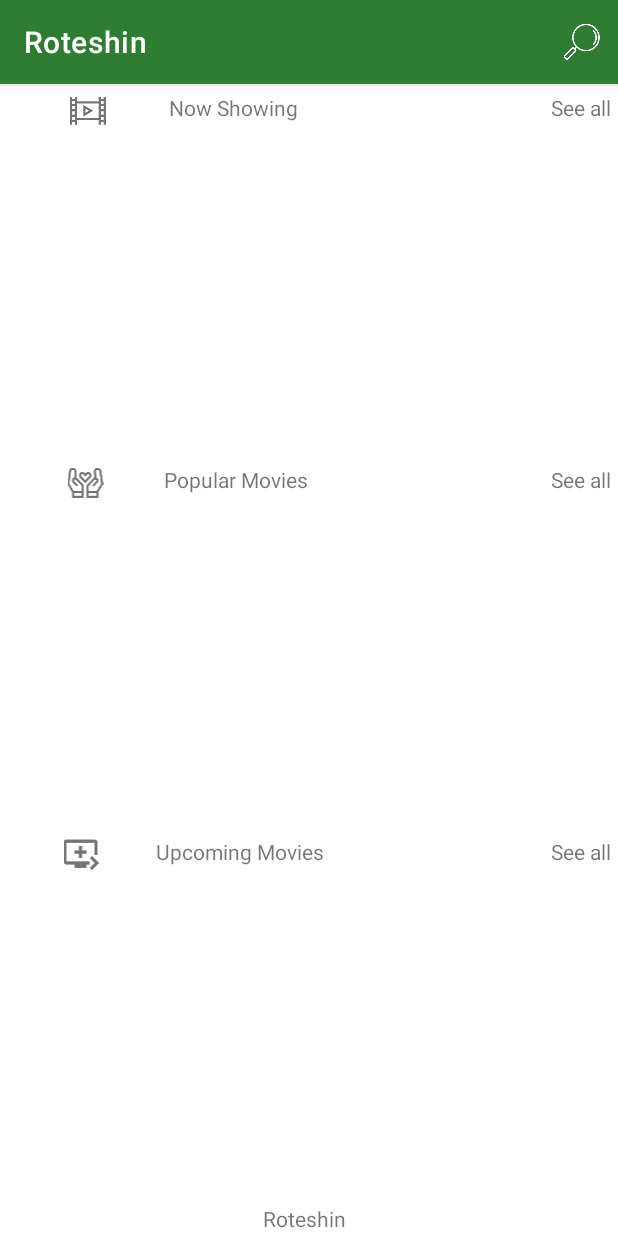
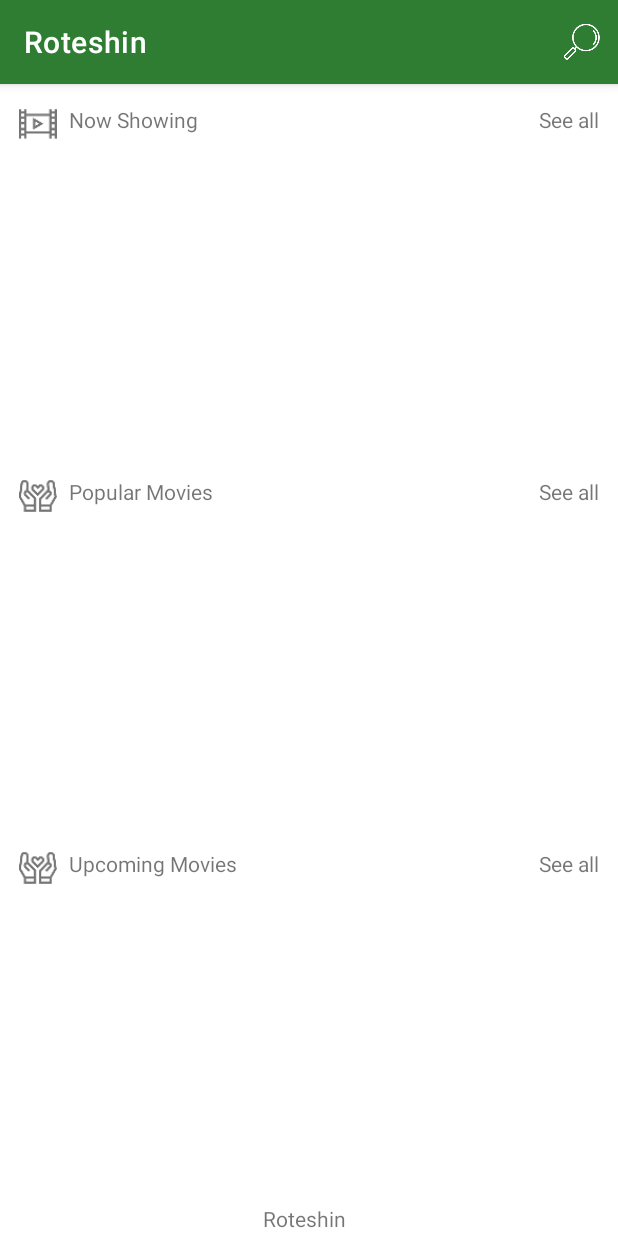
Before and after one commit to thawdezin/Roteshin, an Android app: the screen it shows after launch (MainActivity), on a phone screen of 412 x 824 dp. Run offline under Robolectric (Android 15) with nearby library versions, the phone set to English and light mode, and no system bars.

Commit message:
remove nested LinearLayout and replace with constraint layout

```diff
--- a/app/src/main/res/layout/now_showing.xml
+++ b/app/src/main/res/layout/now_showing.xml
@@ -2,6 +2,7 @@
 <androidx.cardview.widget.CardView
     xmlns:android="http://schemas.android.com/apk/res/android"
     xmlns:card_view="http://schemas.android.com/apk/res-auto"
+    xmlns:tools="http://schemas.android.com/tools"
     android:layout_width="match_parent"
     android:layout_height="wrap_content"
     android:layout_weight="1"
@@ -12,50 +13,70 @@
     card_view:cardElevation="1dp"
     card_view:cardUseCompatPadding="true">
 
-
-    <LinearLayout
+    <androidx.constraintlayout.widget.ConstraintLayout
         android:layout_width="match_parent"
-        android:layout_height="match_parent"
-        android:orientation="vertical">
+        android:layout_height="match_parent">
 
 
-        <LinearLayout
+        <androidx.recyclerview.widget.RecyclerView
+            android:id="@+id/rvNowShowing"
             android:layout_width="match_parent"
             android:layout_height="wrap_content"
-            android:orientation="horizontal">
+            android:layout_marginTop="8dp"
+            android:orientation="horizontal"
+            card_view:layout_constraintBottom_toBottomOf="parent"
+            card_view:layout_constraintEnd_toEndOf="parent"
+            card_view:layout_constraintHorizontal_bias="0.497"
+            card_view:layout_constraintStart_toStartOf="parent"
+            card_view:layout_constraintTop_toBottomOf="@+id/tvNowShowingCount" />
 
-            <ImageView
-                android:id="@+id/ivNowShowing"
+        <TextView
+            android:id="@+id/tvSeeAllforNowShowing"
             android:layout_width="wrap_content"
             android:layout_height="wrap_content"
-                android:src="@drawable/ic_action_movie_light"
-                android:contentDescription="@string/now_showing"
-                android:layout_weight="1" />
+            android:layout_marginTop="8dp"
+            android:layout_marginEnd="8dp"
+            android:layout_weight="1"
+            android:text="@string/see_all"
+            android:textAlignment="textEnd"
+            card_view:layout_constraintEnd_toEndOf="parent"
+            card_view:layout_constraintTop_toTopOf="parent" />
 
         <TextView
             android:id="@+id/tvNowShowing"
             android:layout_width="wrap_content"
             android:layout_height="wrap_content"
+            android:layout_marginStart="8dp"
+            android:layout_marginTop="8dp"
+            android:layout_weight="1"
             android:text="@string/now_showing"
-                android:layout_weight="1"/>
+            card_view:layout_constraintStart_toEndOf="@+id/ivNowShowing"
+            card_view:layout_constraintTop_toTopOf="parent" />
 
         <TextView
-                android:id="@+id/tvSeeAllforNowShowing"
+            android:id="@+id/tvNowShowingCount"
             android:layout_width="wrap_content"
             android:layout_height="wrap_content"
-                android:textAlignment="textEnd"
-                android:text="@string/see_all"
-                android:layout_weight="1"/>
+            android:layout_marginStart="8dp"
+            android:layout_marginTop="8dp"
+            android:layout_weight="1"
+            tools:text="10 Movies"
+            card_view:layout_constraintBottom_toBottomOf="@+id/ivNowShowing"
+            card_view:layout_constraintStart_toEndOf="@+id/ivNowShowing"
+            card_view:layout_constraintTop_toBottomOf="@+id/tvNowShowing" />
 
-        </LinearLayout>
-
-        <androidx.recyclerview.widget.RecyclerView
-            android:id="@+id/rvNowShowing"
-            android:layout_width="match_parent"
-            android:layout_height="wrap_content"
-            android:orientation="horizontal"/>
+        <ImageView
+            android:id="@+id/ivNowShowing"
+            android:layout_width="25dp"
+            android:layout_height="25dp"
+            android:layout_marginStart="8dp"
+            android:layout_marginTop="8dp"
+            android:layout_weight="1"
+            android:contentDescription="@string/popular_movies"
+            android:src="@drawable/ic_action_movie_light"
+            card_view:layout_constraintStart_toStartOf="parent"
+            card_view:layout_constraintTop_toTopOf="parent" />
+    </androidx.constraintlayout.widget.ConstraintLayout>
 
 
-    </LinearLayout>
-
 </androidx.cardview.widget.CardView>
--- a/app/src/main/res/layout/popular_movie.xml
+++ b/app/src/main/res/layout/popular_movie.xml
@@ -2,6 +2,7 @@
 <androidx.cardview.widget.CardView
     xmlns:android="http://schemas.android.com/apk/res/android"
     xmlns:card_view="http://schemas.android.com/apk/res-auto"
+    xmlns:tools="http://schemas.android.com/tools"
     android:layout_width="match_parent"
     android:layout_height="wrap_content"
     android:layout_weight="1"
@@ -12,55 +13,70 @@
     card_view:cardElevation="1dp"
     card_view:cardUseCompatPadding="true">
 
-
-    <LinearLayout
+    <androidx.constraintlayout.widget.ConstraintLayout
         android:layout_width="match_parent"
-        android:layout_height="match_parent"
-        android:orientation="vertical">
+        android:layout_height="match_parent">
 
 
-        <LinearLayout
+        <androidx.recyclerview.widget.RecyclerView
+            android:id="@+id/rvPopularMovie"
             android:layout_width="match_parent"
             android:layout_height="wrap_content"
-            android:orientation="horizontal">
+            android:layout_marginTop="8dp"
+            android:orientation="horizontal"
+            card_view:layout_constraintBottom_toBottomOf="parent"
+            card_view:layout_constraintEnd_toEndOf="parent"
+            card_view:layout_constraintHorizontal_bias="0.497"
+            card_view:layout_constraintStart_toStartOf="parent"
+            card_view:layout_constraintTop_toBottomOf="@+id/tvPopularMovieCount" />
 
-            <ImageView
-                android:id="@+id/ivPopularMovie"
+        <TextView
+            android:id="@+id/tvSeeAllforPopularMovie"
             android:layout_width="wrap_content"
             android:layout_height="wrap_content"
-                android:src="@drawable/ic_action_favourite_light"
-                android:contentDescription="@string/popular_movies"
-                android:layout_weight="1" />
+            android:layout_marginTop="8dp"
+            android:layout_marginEnd="8dp"
+            android:layout_weight="1"
+            android:text="@string/see_all"
+            android:textAlignment="textEnd"
+            card_view:layout_constraintEnd_toEndOf="parent"
+            card_view:layout_constraintTop_toTopOf="parent" />
 
         <TextView
             android:id="@+id/tvPopularMovie"
             android:layout_width="wrap_content"
             android:layout_height="wrap_content"
+            android:layout_marginStart="8dp"
+            android:layout_marginTop="8dp"
+            android:layout_weight="1"
             android:text="@string/popular_movies"
-                android:layout_weight="1"/>
+            card_view:layout_constraintStart_toEndOf="@+id/ivPopularMovie"
+            card_view:layout_constraintTop_toTopOf="parent" />
 
         <TextView
-                android:id="@+id/tvSeeAllforPopularMovie"
+            android:id="@+id/tvPopularMovieCount"
             android:layout_width="wrap_content"
             android:layout_height="wrap_content"
-                android:textAlignment="textEnd"
-                android:text="@string/see_all"
-                android:layout_weight="1"/>
+            android:layout_marginStart="8dp"
+            android:layout_marginTop="8dp"
+            android:layout_weight="1"
+            tools:text="10 movies"
+            card_view:layout_constraintBottom_toBottomOf="@+id/ivPopularMovie"
+            card_view:layout_constraintStart_toEndOf="@+id/ivPopularMovie"
+            card_view:layout_constraintTop_toBottomOf="@+id/tvPopularMovie" />
 
-        </LinearLayout>
+        <ImageView
+            android:id="@+id/ivPopularMovie"
+            android:layout_width="25dp"
+            android:layout_height="25dp"
+            android:layout_marginStart="8dp"
+            android:layout_marginTop="8dp"
+            android:layout_weight="1"
+            android:contentDescription="@string/popular_movies"
+            android:src="@drawable/ic_action_favourite_light"
+            card_view:layout_constraintStart_toStartOf="parent"
+            card_view:layout_constraintTop_toTopOf="parent" />
+    </androidx.constraintlayout.widget.ConstraintLayout>
 
-        <LinearLayout
-            android:layout_width="match_parent"
-            android:layout_height="wrap_content">
-
-            <androidx.recyclerview.widget.RecyclerView
-                android:id="@+id/rvPopularMovie"
-                android:layout_width="match_parent"
-                android:layout_height="match_parent"
-                android:orientation="horizontal"/>
-
-        </LinearLayout>
-
-    </LinearLayout>
 
 </androidx.cardview.widget.CardView>
--- a/app/src/main/res/layout/upcoming_movie.xml
+++ b/app/src/main/res/layout/upcoming_movie.xml
@@ -1,9 +1,9 @@
 <?xml version="1.0" encoding="utf-8"?>
-<androidx.cardview.widget.CardView
-    xmlns:android="http://schemas.android.com/apk/res/android"
+<androidx.cardview.widget.CardView xmlns:android="http://schemas.android.com/apk/res/android"
     xmlns:card_view="http://schemas.android.com/apk/res-auto"
     android:layout_width="match_parent"
     android:layout_height="wrap_content"
+    xmlns:tools="http://schemas.android.com/tools"
     android:layout_weight="1"
     android:id="@+id/cvUpcomingMovie"
     android:layout_gravity="center"
@@ -12,55 +12,69 @@
     card_view:cardElevation="1dp"
     card_view:cardUseCompatPadding="true">
 
+    <androidx.constraintlayout.widget.ConstraintLayout
+        android:layout_width="match_parent"
+        android:layout_height="match_parent">
 
-    <LinearLayout
-        android:layout_width="match_parent"
-        android:layout_height="match_parent"
-        android:orientation="vertical">
-
-
-        <LinearLayout
+        <androidx.recyclerview.widget.RecyclerView
+            android:id="@+id/rvUpcomingMovie"
             android:layout_width="match_parent"
             android:layout_height="wrap_content"
-            android:orientation="horizontal">
+            android:layout_marginTop="8dp"
+            android:orientation="horizontal"
+            card_view:layout_constraintBottom_toBottomOf="parent"
+            card_view:layout_constraintEnd_toEndOf="parent"
+            card_view:layout_constraintHorizontal_bias="0.497"
+            card_view:layout_constraintStart_toStartOf="parent"
+            card_view:layout_constraintTop_toBottomOf="@+id/tvUpcomingMovieCount" />
 
-            <ImageView
-                android:id="@+id/ivUpcomingMovie"
+        <TextView
+            android:id="@+id/tvSeeAllforUpcomingMovie"
             android:layout_width="wrap_content"
             android:layout_height="wrap_content"
-                android:src="@drawable/ic_action_upcoming_light"
-                android:contentDescription="@string/upcoming_movies"
-                android:layout_weight="1" />
+            android:layout_marginTop="8dp"
+            android:layout_marginEnd="8dp"
+            android:layout_weight="1"
+            android:text="@string/see_all"
+            android:textAlignment="textEnd"
+            card_view:layout_constraintEnd_toEndOf="parent"
+            card_view:layout_constraintTop_toTopOf="parent" />
 
         <TextView
             android:id="@+id/tvUpcomingMovie"
             android:layout_width="wrap_content"
             android:layout_height="wrap_content"
+            android:layout_marginStart="8dp"
+            android:layout_marginTop="8dp"
+            android:layout_weight="1"
             android:text="@string/upcoming_movies"
-                android:layout_weight="1"/>
+            card_view:layout_constraintStart_toEndOf="@+id/ivUpcomingMovie"
+            card_view:layout_constraintTop_toTopOf="parent" />
 
         <TextView
-                android:id="@+id/tvSeeAllforUpcoming"
+            android:id="@+id/tvUpcomingMovieCount"
             android:layout_width="wrap_content"
             android:layout_height="wrap_content"
-                android:textAlignment="textEnd"
-                android:text="@string/see_all"
-                android:layout_weight="1"/>
+            android:layout_marginStart="8dp"
+            android:layout_marginTop="8dp"
+            android:layout_weight="1"
+            tools:text="10 movies"
+            card_view:layout_constraintBottom_toBottomOf="@+id/ivUpcomingMovie"
+            card_view:layout_constraintStart_toEndOf="@+id/ivUpcomingMovie"
+            card_view:layout_constraintTop_toBottomOf="@+id/tvUpcomingMovie" />
 
-        </LinearLayout>
+        <ImageView
+            android:id="@+id/ivUpcomingMovie"
+            android:layout_width="25dp"
+            android:layout_height="25dp"
+            android:layout_marginStart="8dp"
+            android:layout_marginTop="8dp"
+            android:layout_weight="1"
+            android:contentDescription="@string/popular_movies"
+            android:src="@drawable/ic_action_favourite_light"
+            card_view:layout_constraintStart_toStartOf="parent"
+            card_view:layout_constraintTop_toTopOf="parent" />
+    </androidx.constraintlayout.widget.ConstraintLayout>
 
-        <LinearLayout
-            android:layout_width="match_parent"
-            android:layout_height="wrap_content">
-
-            <androidx.recyclerview.widget.RecyclerView
-                android:id="@+id/rvUpcomingMovie"
-                android:layout_width="match_parent"
-                android:layout_height="match_parent"
-                android:orientation="horizontal"/>
-
-        </LinearLayout>
-
-    </LinearLayout>
 
 </androidx.cardview.widget.CardView>
```
Lines whose indentation alone changed are shown as unchanged.
